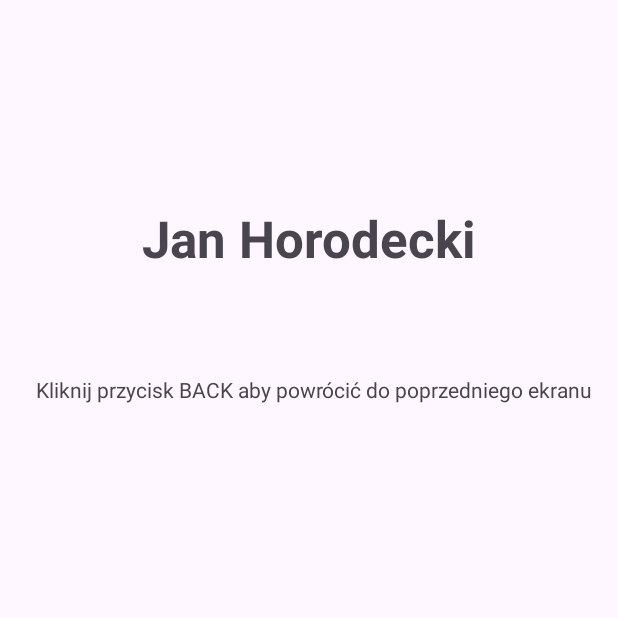
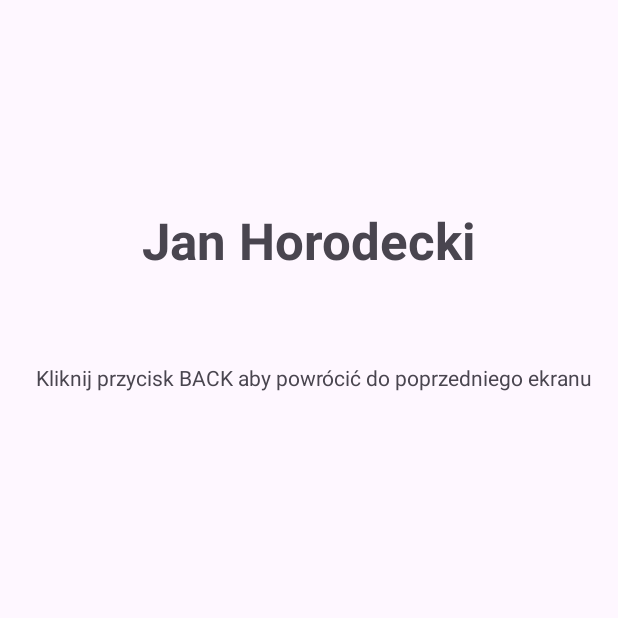
Before and after one commit to Jasiostwor/ZSE, an Android app: the SecondActivity screen opened directly, with no data from a screen before it, on a phone screen of 412 x 824 dp, the top half of it. Run offline under Robolectric (Android 15) with nearby library versions, the phone set to English and light mode, and no system bars.

Commit message:
Działczy

```diff
--- a/Aplikacje Mobilne/Intencje/app/src/main/AndroidManifest.xml
+++ b/Aplikacje Mobilne/Intencje/app/src/main/AndroidManifest.xml
@@ -4,6 +4,7 @@
 
     <uses-permission android:name="android.permission.ACCESS_FINE_LOCATION"/>
     <uses-permission android:name="android.permission.ACCESS_COARSE_LOCATION"/>
+
 
     <application
         android:allowBackup="true"
@@ -30,6 +31,7 @@
                 <category android:name="android.intent.category.LAUNCHER" />
             </intent-filter>
         </activity>
+
     </application>
 
 </manifest>
--- a/Aplikacje Mobilne/Intencje/app/src/main/res/layout/activity_second.xml
+++ b/Aplikacje Mobilne/Intencje/app/src/main/res/layout/activity_second.xml
@@ -8,8 +8,8 @@
 
     <TextView
         android:id="@+id/textView"
-        android:layout_width="225dp"
-        android:layout_height="75dp"
+        android:layout_width="332dp"
+        android:layout_height="70dp"
         android:text="Jan Horodecki"
         android:textAlignment="center"
         android:textSize="34sp"
@@ -22,9 +22,10 @@
 
     <TextView
         android:id="@+id/textView2"
-        android:layout_width="wrap_content"
-        android:layout_height="wrap_content"
+        android:layout_width="381dp"
+        android:layout_height="84dp"
         android:text="Kliknij przycisk BACK aby powrócić do poprzedniego ekranu"
+        android:textAlignment="center"
         app:layout_constraintBottom_toBottomOf="parent"
         app:layout_constraintEnd_toEndOf="parent"
         app:layout_constraintHorizontal_bias="0.578"
--- a/Aplikacje Mobilne/Intencje/app/src/main/res/layout/activity_third.xml
+++ b/Aplikacje Mobilne/Intencje/app/src/main/res/layout/activity_third.xml
@@ -47,7 +47,7 @@
         android:id="@+id/tvSzer"
         android:layout_width="wrap_content"
         android:layout_height="wrap_content"
-        android:text="TextView"
+        android:text="0"
         android:textSize="20sp"
         app:layout_constraintBottom_toBottomOf="parent"
         app:layout_constraintEnd_toEndOf="parent"
@@ -61,7 +61,7 @@
         android:layout_width="wrap_content"
         android:layout_height="wrap_content"
         android:layout_marginTop="22dp"
-        android:text="TextView"
+        android:text="0"
         android:textSize="20sp"
         app:layout_constraintBottom_toBottomOf="parent"
         app:layout_constraintEnd_toEndOf="parent"
```
Also changed, not shown: Aplikacje Mobilne/Intencje/app/src/main/java/com/example/intencje/ThirdActivity.java (+12 -22 lines).
